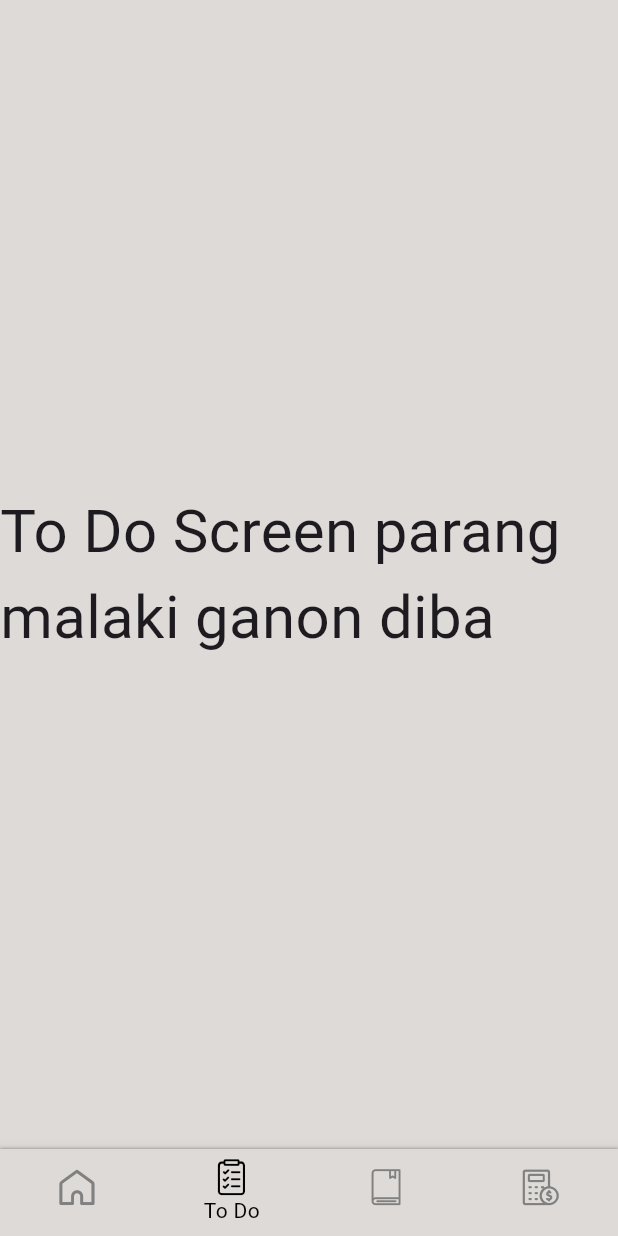
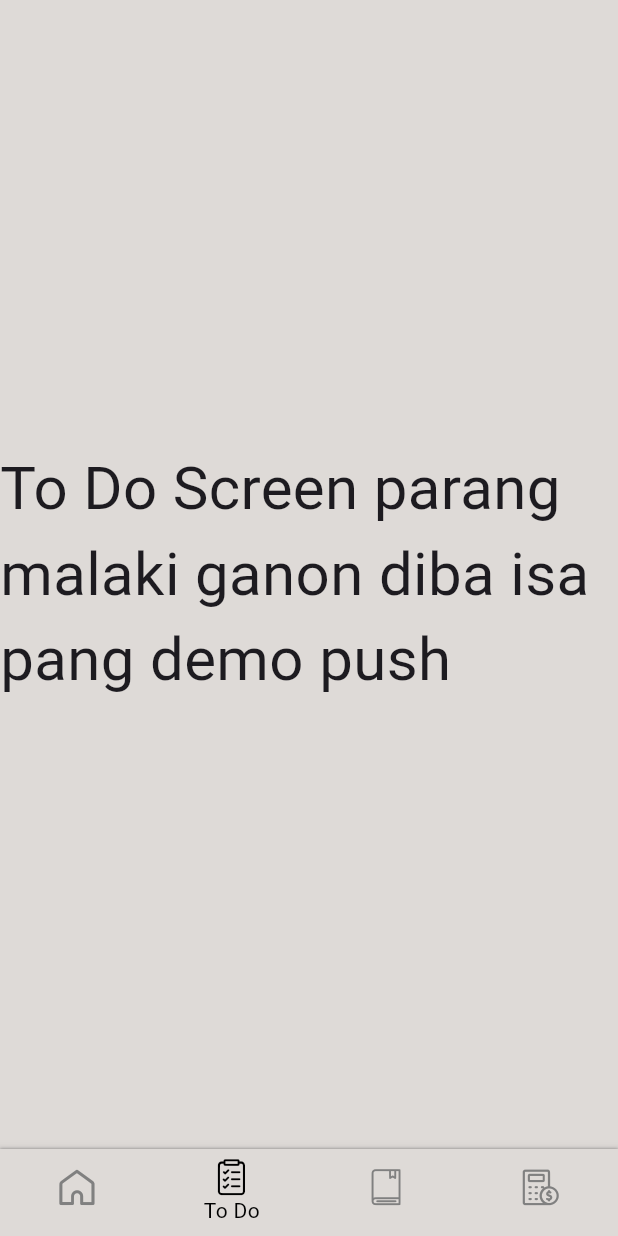
Before and after one commit to gabrielle128/Sidekick-Flutter, a Flutter app: the screen it shows once a user with an empty profile is signed in, item 2 of the bottom bar chosen, on a phone screen of 412 x 824 dp. Run offline on Flutter 3.47's test engine with Material 3 defaults, Android fonts, the phone set to English and light mode, and no system bars; our stand-ins replace email_validator, firebase_auth, firebase_core, flutter_speed_dial, fluttertoast, table_calendar; accounts and stored records are empty; Roboto replaces fonts that are missing (Gaegu-Bold).

Commit message:
testing push

```diff
--- a/sidekick_app/lib/screens/todo_screen.dart
+++ b/sidekick_app/lib/screens/todo_screen.dart
@@ -13,7 +13,7 @@ class _ToDoScreenState extends State<ToDoScreen> {
     return const Scaffold(
         body: Center(
       child: Text(
-        "To Do Screen parang malaki ganon diba",
+        "To Do Screen parang malaki ganon diba isa pang demo push",
         style: TextStyle(fontSize: 40),
       ),
     ));
```
